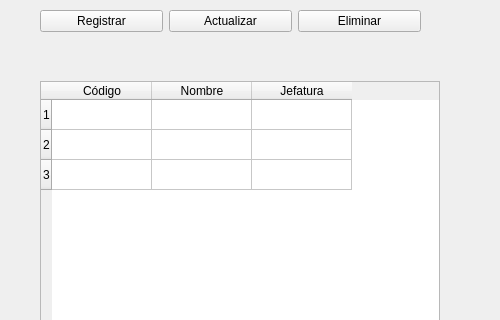
First picture: the form in src/004_departamentos.ui, repository rvqzs/tresPatitos, before the edit; both pictures show x 0 to 500 and y 239 to 559 of the 500 by 650 pixel window.
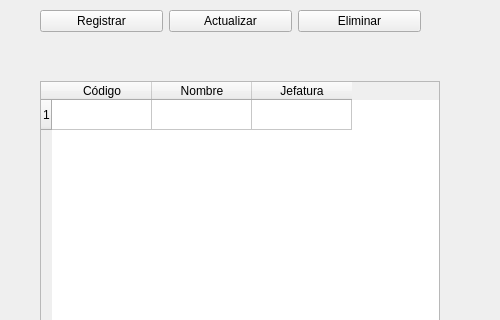
Second picture: the form after the edit.

```diff
--- a/src/004_departamentos.ui
+++ b/src/004_departamentos.ui
@@ -194,14 +194,12 @@
     </size>
    </property>
    <property name="rowCount">
-    <number>3</number>
+    <number>1</number>
    </property>
    <property name="columnCount">
     <number>3</number>
    </property>
    <row/>
-   <row/>
-   <row/>
    <column>
     <property name="text">
      <string>Código</string>
```
Left out of the diff: 2 changed lines with no effect on the pictures.
